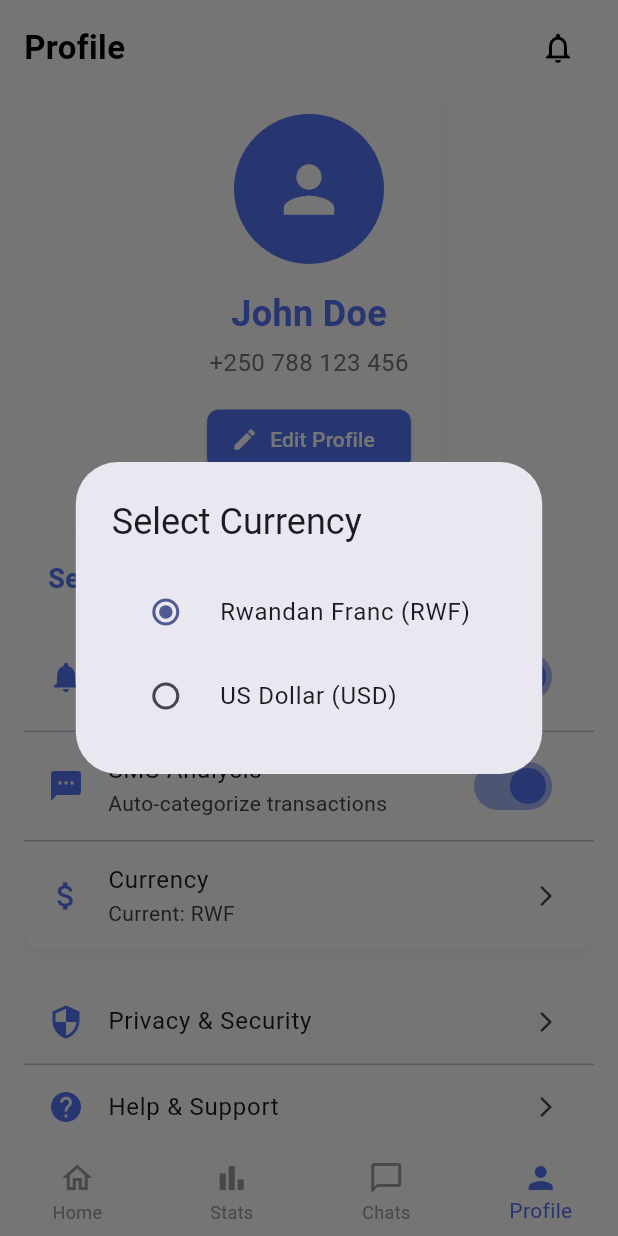
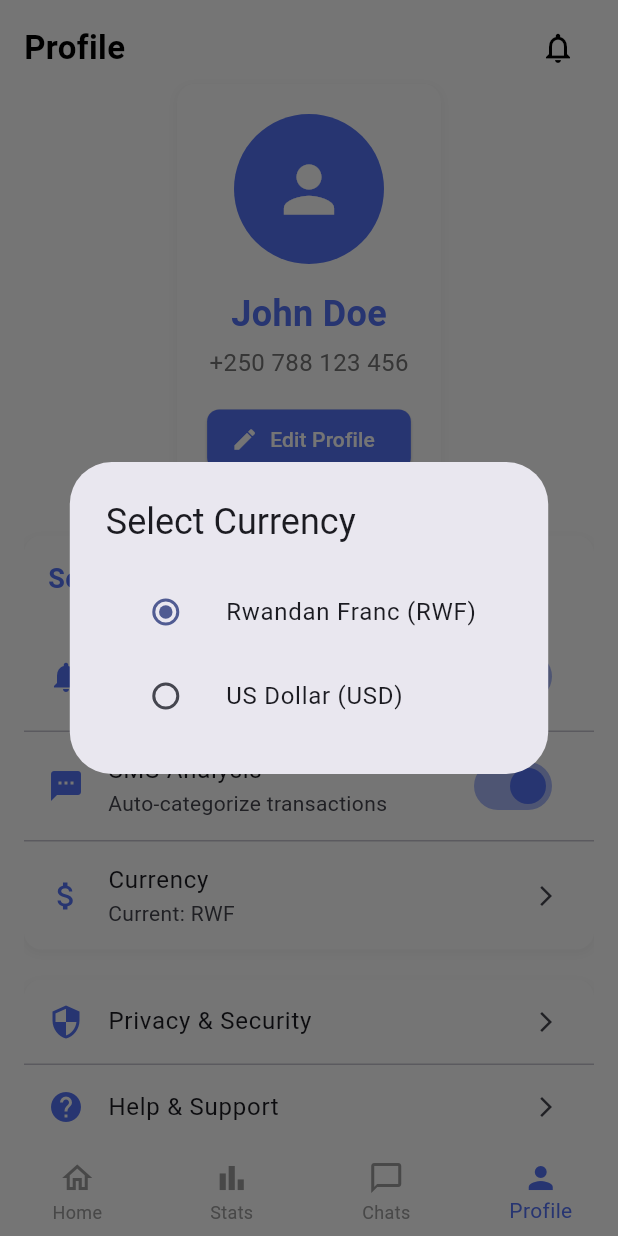
Before and after one commit to didierdrin/debtdude, a Flutter app: the HomeScreen screen opened directly, item 4 of the bottom bar chosen, after a tap on "Currency", on a phone screen of 412 x 824 dp. Run offline on Flutter 3.47's test engine with Material 3 defaults, Android fonts, the phone set to English and light mode, and no system bars; our stand-ins replace cloud_firestore, firebase_auth, firebase_core, flutter_bloc, permission_handler; missing offline and left inert: flutter_sms_inbox; accounts and stored records are empty.

Commit message:
Fix Flutter warnings - remove print statements, fix deprecated methods, add const constructors

```diff
--- a/lib/cubits/save_firebase_cubit.dart
+++ b/lib/cubits/save_firebase_cubit.dart
@@ -48,7 +48,7 @@ class SaveFirebaseCubit extends Cubit<SaveFirebaseState> {
 
       return transaction;
     } catch (e) {
-      print('Error parsing transaction: $e');
+      // Error parsing transaction
       return null;
     }
   }
@@ -131,7 +131,7 @@ class SaveFirebaseCubit extends Cubit<SaveFirebaseState> {
 
       return null;
     } catch (e) {
-      print('Error parsing M-Money: $e');
+      // Error parsing M-Money
       return null;
     }
   }
@@ -178,7 +178,7 @@ class SaveFirebaseCubit extends Cubit<SaveFirebaseState> {
 
       return null;
     } catch (e) {
-      print('Error parsing Mokash: $e');
+      // Error parsing Mokash
       return null;
     }
   }
@@ -259,7 +259,7 @@ class SaveFirebaseCubit extends Cubit<SaveFirebaseState> {
 
       return null;
     } catch (e) {
-      print('Error parsing AirtelMoney: $e');
+      // Error parsing AirtelMoney
       return null;
     }
   }
@@ -306,46 +306,36 @@ Future<void> readAndSaveSmsToFirebase() async {
 
       final user = _auth.currentUser;
       if (user == null) {
-        print('User not logged in');
-        emit(SaveFirebaseError('User not logged in'));
+        emit(const SaveFirebaseError('User not logged in'));
         return;
       }
 
-      print('Checking SMS permission...');
       final hasPermission = await checkSmsPermission();
       if (!hasPermission) {
-        print('SMS permission denied');
-        emit(SaveFirebaseError('SMS permission denied. Please grant SMS permission.'));
+        emit(const SaveFirebaseError('SMS permission denied. Please grant SMS permission.'));
         return;
       }
 
-      print('Querying SMS messages...');
       final messages = await _smsService.getInboxSms();
-      print('Retrieved ${messages.length} SMS messages');
 
       // Parse transactions from messages
       final List<Map<String, dynamic>> transactions = [];
 
       for (final message in messages) {
-        print('Processing SMS: ${message.address} - ${message.body}');
         final transaction = _parseTransaction(
           message.body ?? '',
           message.address ?? '',
           message.date ?? 0
         );
         if (transaction != null) {
-          print('Parsed transaction: $transaction');
           transactions.add(transaction);
         }
       }
-
-      print('Total transactions parsed: ${transactions.length}');
 
       // Sort transactions by timestamp (newest first)
       transactions.sort((a, b) => (b['timestamp'] as int).compareTo(a['timestamp'] as int));
 
       // Save to Firebase
-      print('Saving to Firebase...');
       await _firestore
           .collection('user_transactions')
           .doc(user.uid)
@@ -355,11 +345,9 @@ Future<void> readAndSaveSmsToFirebase() async {
             'total_transactions': transactions.length,
           }, SetOptions(merge: true));
 
-      print('Successfully saved ${transactions.length} transactions to Firebase');
       emit(SaveFirebaseSuccess(transactions.length));
 
     } catch (e) {
-      print('Error in readAndSaveSmsToFirebase: $e');
       emit(SaveFirebaseError('Failed to read and save SMS: $e'));
     }
   }
--- a/lib/screens/home_screen.dart
+++ b/lib/screens/home_screen.dart
@@ -17,11 +17,11 @@ class HomeScreen extends StatefulWidget {
 class _HomeScreenState extends State<HomeScreen> {
   int _currentIndex = 0;
 
-  final List<Widget> _screens = [
-    const HomeContent(),
-    const StatsScreen(),
-    const ChatScreen(),
-    const ProfileScreen(),
+  final List<Widget> _screens = const [
+    HomeContent(),
+    StatsScreen(),
+    ChatScreen(),
+    ProfileScreen(),
   ];
 
   @override
@@ -173,11 +173,11 @@ class HomeContent extends StatelessWidget {
                     decoration: BoxDecoration(
                       color: Colors.white,
                       borderRadius: BorderRadius.circular(8),
-                      boxShadow: [
+                      boxShadow: const [
                         BoxShadow(
                           color: Colors.black12,
                           blurRadius: 10,
-                          offset: const Offset(0, 4),
+                          offset: Offset(0, 4),
                         ),
                       ],
                     ),
@@ -298,12 +298,12 @@ class HomeContent extends StatelessWidget {
                                               onAskDebtDude: () {
                                                 Navigator.pop(context);
                                                 // Add your Ask DebtDude functionality here
-                                                print('Ask DebtDude pressed for ${tx["name"]}');
+                                                // Ask DebtDude pressed
                                               },
                                               onMarkAsRead: () {
                                                 Navigator.pop(context);
                                                 // Add your Mark as Read functionality here
-                                                print('Mark as Read pressed for ${tx["name"]}');
+                                                // Mark as Read pressed
                                               },
                                             );
                                           },
--- a/lib/screens/profile_screen.dart
+++ b/lib/screens/profile_screen.dart
@@ -65,10 +65,10 @@ class _ProfileScreenState extends State<ProfileScreen> {
                 ),
                 child: Column(
                   children: [
-                    CircleAvatar(
+                    const CircleAvatar(
                       radius: 50,
-                      backgroundColor: const Color(0xFF5573F6),
-                      child: const Icon(
+                      backgroundColor: Color(0xFF5573F6),
+                      child: Icon(
                         Icons.person,
                         size: 50,
                         color: Colors.white,
@@ -116,7 +116,7 @@ class _ProfileScreenState extends State<ProfileScreen> {
                   borderRadius: BorderRadius.circular(12),
                   boxShadow: [
                     BoxShadow(
-                      color: Colors.grey.withOpacity(0.1),
+                      color: Colors.grey.withValues(alpha: 0.1),
                       spreadRadius: 1,
                       blurRadius: 6,
                       offset: const Offset(0, 2),
@@ -203,7 +203,7 @@ class _ProfileScreenState extends State<ProfileScreen> {
                   borderRadius: BorderRadius.circular(12),
                   boxShadow: [
                     BoxShadow(
-                      color: Colors.grey.withOpacity(0.1),
+                      color: Colors.grey.withValues(alpha: 0.1),
                       spreadRadius: 1,
                       blurRadius: 6,
                       offset: const Offset(0, 2),
@@ -255,7 +255,7 @@ class _ProfileScreenState extends State<ProfileScreen> {
                   borderRadius: BorderRadius.circular(12),
                   boxShadow: [
                     BoxShadow(
-                      color: Colors.grey.withOpacity(0.1),
+                      color: Colors.grey.withValues(alpha: 0.1),
                       spreadRadius: 1,
                       blurRadius: 6,
                       offset: const Offset(0, 2),
@@ -291,8 +291,9 @@ class _ProfileScreenState extends State<ProfileScreen> {
           content: Column(
             mainAxisSize: MainAxisSize.min,
             children: [
-              RadioListTile<String>(
+              ListTile(
                 title: const Text('Rwandan Franc (RWF)'),
+                leading: Radio<String>(
                   value: 'RWF',
                   groupValue: _selectedCurrency,
                   onChanged: (value) {
@@ -302,13 +303,28 @@ class _ProfileScreenState extends State<ProfileScreen> {
                     Navigator.pop(context);
                   },
                 ),
-              RadioListTile<String>(
+                onTap: () {
+                  setState(() {
+                    _selectedCurrency = 'RWF';
+                  });
+                  Navigator.pop(context);
+                },
+              ),
+              ListTile(
                 title: const Text('US Dollar (USD)'),
+                leading: Radio<String>(
                   value: 'USD',
                   groupValue: _selectedCurrency,
                   onChanged: (value) {
                     setState(() {
                       _selectedCurrency = value!;
+                    });
+                    Navigator.pop(context);
+                  },
+                ),
+                onTap: () {
+                  setState(() {
+                    _selectedCurrency = 'USD';
                   });
                   Navigator.pop(context);
                 },
@@ -356,14 +372,17 @@ class _ProfileScreenState extends State<ProfileScreen> {
             ),
             TextButton(
               onPressed: () async {
+                if (!context.mounted) return;
                 Navigator.pop(context);
                 try {
                   await FirebaseAuth.instance.signOut();
+                  if (!context.mounted) return;
                   Navigator.pushReplacement(
                     context,
-                    MaterialPageRoute(builder: (_) => AuthScreen()),
+                    MaterialPageRoute(builder: (_) => const AuthScreen()),
                   );
                 } catch (e) {
+                  if (!context.mounted) return;
                   ScaffoldMessenger.of(context).showSnackBar(
                     SnackBar(content: Text('Logout failed: $e')),
                   );
--- a/lib/screens/splash_screen.dart
+++ b/lib/screens/splash_screen.dart
@@ -6,10 +6,10 @@ class SplashScreen extends StatefulWidget {
   const SplashScreen({super.key});
 
   @override
-  _SplashScreenState createState() => _SplashScreenState();
+  SplashScreenState createState() => SplashScreenState();
 }
 
-class _SplashScreenState extends State<SplashScreen> {
+class SplashScreenState extends State<SplashScreen> {
   @override
   void initState() {
     super.initState();
--- a/lib/services/sms_service.dart
+++ b/lib/services/sms_service.dart
@@ -7,22 +7,22 @@ class SmsService {
  Future<bool> checkSmsPermission() async {
     try {
       var status = await Permission.sms.status;
-      print('SMS Permission status: $status');
+      // SMS Permission status check
 
       if (!status.isGranted) {
         status = await Permission.sms.request();
-        print('SMS Permission request result: $status');
+        // SMS Permission request result
 
         // If permanently denied, guide user to app settings
         if (status.isPermanentlyDenied) {
           // You can show a dialog here to guide user to app settings
-          print('SMS permission permanently denied. Please enable in app settings.');
+          // SMS permission permanently denied
           return false;
         }
       }
       return status.isGranted;
     } catch (e) {
-      print('Error checking SMS permission: $e');
+      // Error checking SMS permission
       return false;
     }
   }
@@ -30,14 +30,14 @@ class SmsService {
   // Get recent 100 inbox SMS messages (sorted DESC by date)
   Future<List<CustomSmsMessage>> getInboxSms() async {
     try {
-      print('Checking SMS permission...');
+      // Checking SMS permission
       final hasPermission = await checkSmsPermission();
 
       if (!hasPermission) {
         throw Exception('SMS permission denied. Please grant SMS permission in app settings.');
       }
 
-      print('Querying inbox SMS...');
+      // Querying inbox SMS
       final SmsQuery query = SmsQuery();
 
       // Query INBOX only - use package's SmsMessage with explicit type
@@ -54,7 +54,7 @@ class SmsService {
 
       final recentMessages = platformMessages.take(100).toList();
 
-      print('Retrieved ${recentMessages.length} recent inbox SMS');
+      // Retrieved recent inbox SMS
 
       // Map to your CustomSmsMessage model
       return recentMessages.map((pmsg) => CustomSmsMessage(
@@ -64,10 +64,10 @@ class SmsService {
       )).toList();
 
     } on PlatformException catch (e) {
-      print('PlatformException while getting SMS: ${e.message}');
+      // PlatformException while getting SMS
       throw Exception('Failed to get SMS: ${e.message}');
     } catch (e) {
-      print('Error getting SMS: $e');
+      // Error getting SMS
       throw Exception('Failed to get SMS: $e');
     }
   }
```
Also changed, not shown: lib/screens/notifications_screen.dart (+5 -5 lines), lib/screens/signup_signin_screen.dart (+5 -5 lines), lib/screens/stats_screen.dart (+5 -9 lines). Lines whose indentation alone changed are shown as unchanged.
